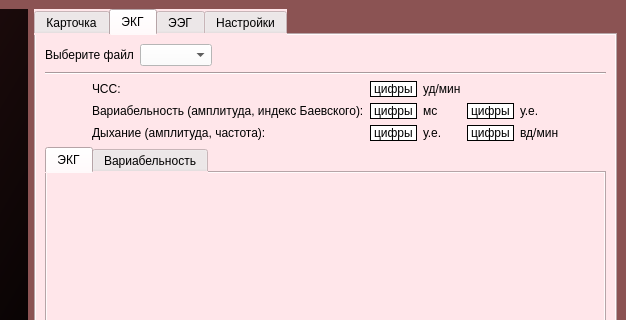
Before: the Qt Designer form design.ui in egorguslyan/kvantoriada, drawn with Qt 5; both pictures show x 273 to 899 and y 0 to 320 of the 899 by 543 pixel window.
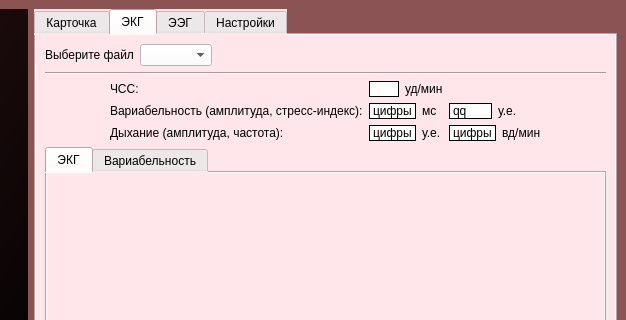
After: the same form once the commit is applied. The open tabs and pages were chosen to show the change. Custom widgets are drawn as their Qt base class.

Diff of the .ui file:
```diff
--- a/design.ui
+++ b/design.ui
@@ -896,6 +896,15 @@
              <layout class="QHBoxLayout" name="horizontalLayout_12">
               <item>
                <widget class="ResultLabel" name="variabilityIndexLabel">
+                <property name="minimumSize">
+                 <size>
+                  <width>30</width>
+                  <height>0</height>
+                 </size>
+                </property>
+                <property name="contextMenuPolicy">
+                 <enum>Qt::NoContextMenu</enum>
+                </property>
                 <property name="styleSheet">
                  <string notr="true">background-color: rgb(255, 255, 255);
 border-color: rgb(0, 0, 0);</string>
@@ -904,7 +913,10 @@
                  <enum>QFrame::Box</enum>
                 </property>
                 <property name="text">
-                 <string>цифры</string>
+                 <string>qq</string>
+                </property>
+                <property name="openExternalLinks">
+                 <bool>false</bool>
                 </property>
                </widget>
               </item>
@@ -934,6 +946,12 @@
              <layout class="QHBoxLayout" name="horizontalLayout">
               <item>
                <widget class="ResultLabel" name="heartRateLabel">
+                <property name="minimumSize">
+                 <size>
+                  <width>30</width>
+                  <height>0</height>
+                 </size>
+                </property>
                 <property name="styleSheet">
                  <string notr="true">background-color: rgb(255, 255, 255);
 border-color: rgb(0, 0, 0);</string>
@@ -942,7 +960,7 @@
                  <enum>QFrame::Box</enum>
                 </property>
                 <property name="text">
-                 <string>цифры</string>
+                 <string/>
                 </property>
                </widget>
               </item>
@@ -958,7 +976,7 @@
             <item row="1" column="1">
              <widget class="QLabel" name="label_5">
               <property name="text">
-               <string>Вариабельность (амплитуда, индекс Баевского):</string>
+               <string>Вариабельность (амплитуда, стресс-индекс):</string>
               </property>
               <property name="alignment">
                <set>Qt::AlignLeading|Qt::AlignLeft|Qt::AlignVCenter</set>
@@ -969,6 +987,12 @@
              <layout class="QHBoxLayout" name="horizontalLayout_14">
               <item>
                <widget class="ResultLabel" name="breathFreqLabel">
+                <property name="minimumSize">
+                 <size>
+                  <width>30</width>
+                  <height>0</height>
+                 </size>
+                </property>
                 <property name="styleSheet">
                  <string notr="true">background-color: rgb(255, 255, 255);
 border-color: rgb(0, 0, 0);</string>
@@ -1024,6 +1048,12 @@
              <layout class="QHBoxLayout" name="horizontalLayout_13">
               <item>
                <widget class="ResultLabel" name="breathAmplitudeLabel">
+                <property name="minimumSize">
+                 <size>
+                  <width>30</width>
+                  <height>0</height>
+                 </size>
+                </property>
                 <property name="styleSheet">
                  <string notr="true">border-color: rgb(0, 0, 0);
 background-color: rgb(255, 255, 255);</string>
@@ -1049,6 +1079,12 @@
              <layout class="QHBoxLayout" name="horizontalLayout_11">
               <item>
                <widget class="ResultLabel" name="variabilityAmplitudeLabel">
+                <property name="minimumSize">
+                 <size>
+                  <width>30</width>
+                  <height>0</height>
+                 </size>
+                </property>
                 <property name="styleSheet">
                  <string notr="true">background-color: rgb(255, 255, 255);
 border-color: rgb(0, 0, 0);</string>
```
Left out of the diff: 12 changed lines with no effect on the pictures.
